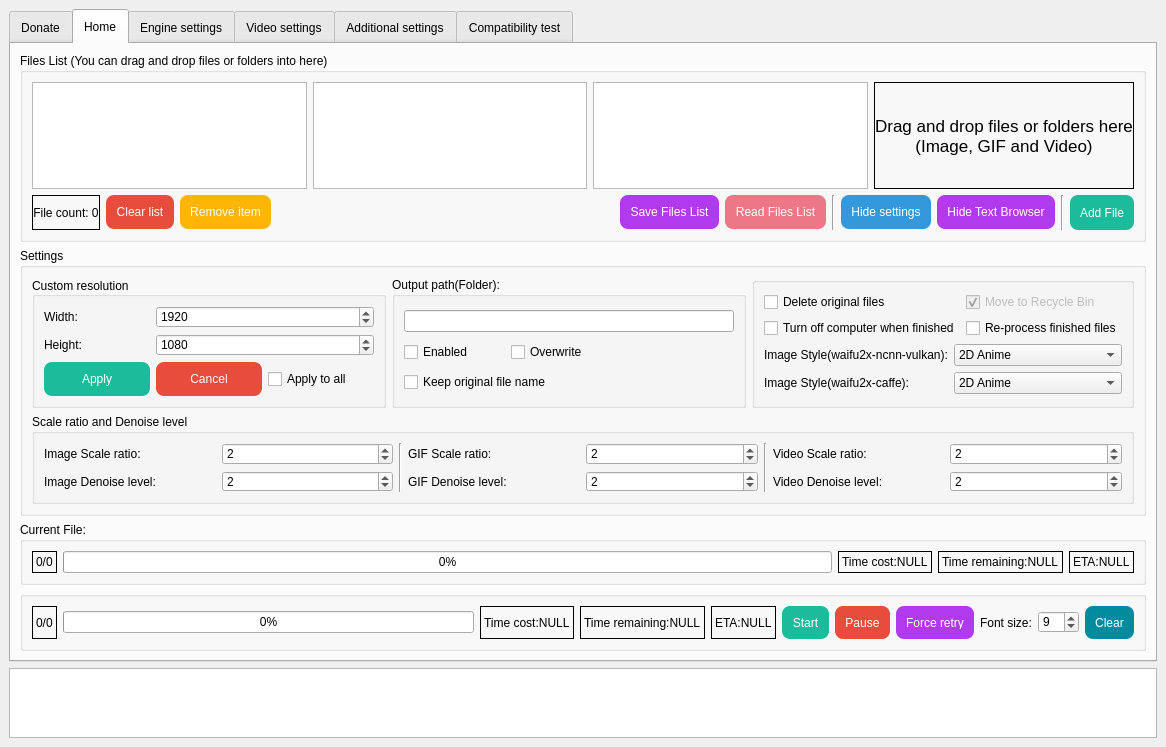
This is SRC/Waifu2x-Extension-QT/mainwindow.ui in AaronFeng753/Waifu2x-Extension-GUI as Qt 5 draws it before an edit. The edited form follows.
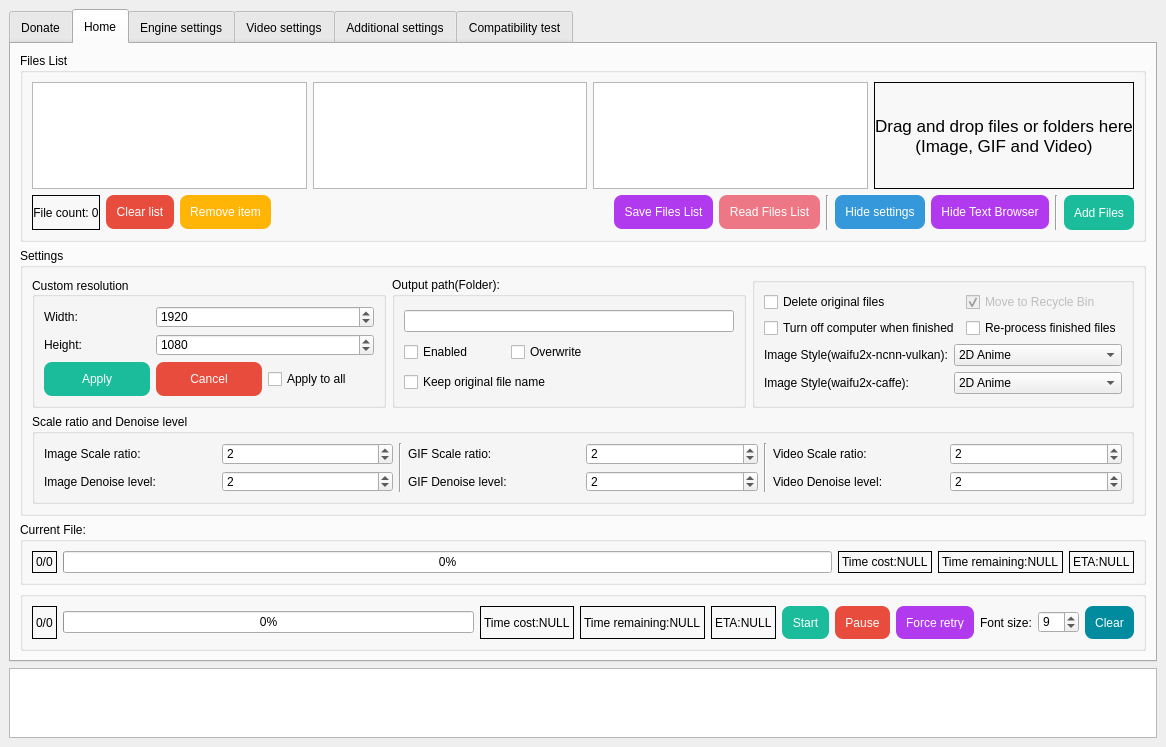
This is the edited form. Icons and pictures are not drawn.

Diff of the .ui file:
```diff
--- a/SRC/Waifu2x-Extension-QT/mainwindow.ui
+++ b/SRC/Waifu2x-Extension-QT/mainwindow.ui
@@ -583,7 +583,7 @@
            </size>
           </property>
           <property name="title">
-           <string>Files List (You can drag and drop files or folders into here)</string>
+           <string>Files List</string>
           </property>
           <layout class="QGridLayout" name="gridLayout_3">
            <item row="1" column="1">
@@ -834,7 +834,7 @@
 }</string>
              </property>
              <property name="text">
-              <string>Add File</string>
+              <string>Add Files</string>
              </property>
             </widget>
            </item>
```
Left out of the diff: 2 changed lines with no effect on the pictures.
